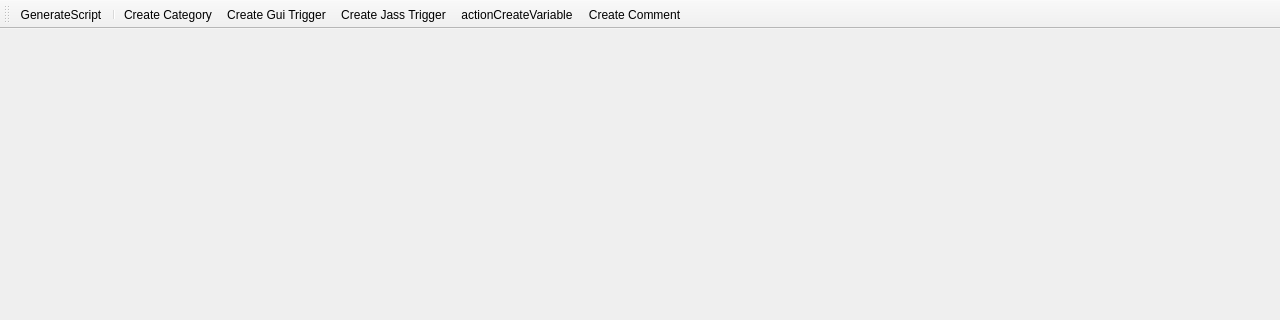
Qt form src/Menus/TriggerEditor.ui (BogdanW3/HiveWE) before a commit; both pictures show x 0 to 1280 and y 0 to 320 of the 1280 by 720 pixel window.
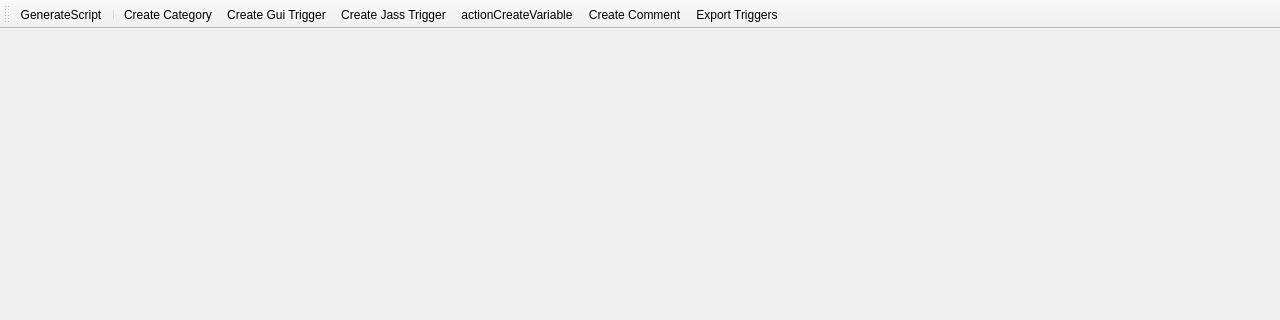
The same form after that commit. Icons and pictures are not drawn.

Diff of the .ui file:
```diff
--- a/src/Menus/TriggerEditor.ui
+++ b/src/Menus/TriggerEditor.ui
@@ -37,6 +37,7 @@
    <addaction name="actionCreateJassTrigger"/>
    <addaction name="actionCreateVariable"/>
    <addaction name="actionCreateComment"/>
+   <addaction name="actionExportTriggers"/>
   </widget>
   <action name="actionGenerateScript">
    <property name="icon">
@@ -93,6 +94,14 @@
     <string>Create a category</string>
    </property>
   </action>
+  <action name="actionExportTriggers">
+   <property name="text">
+    <string>Export Triggers</string>
+   </property>
+   <property name="toolTip">
+    <string>Export Map Triggers</string>
+   </property>
+  </action>
  </widget>
  <resources/>
  <connections/>
```
